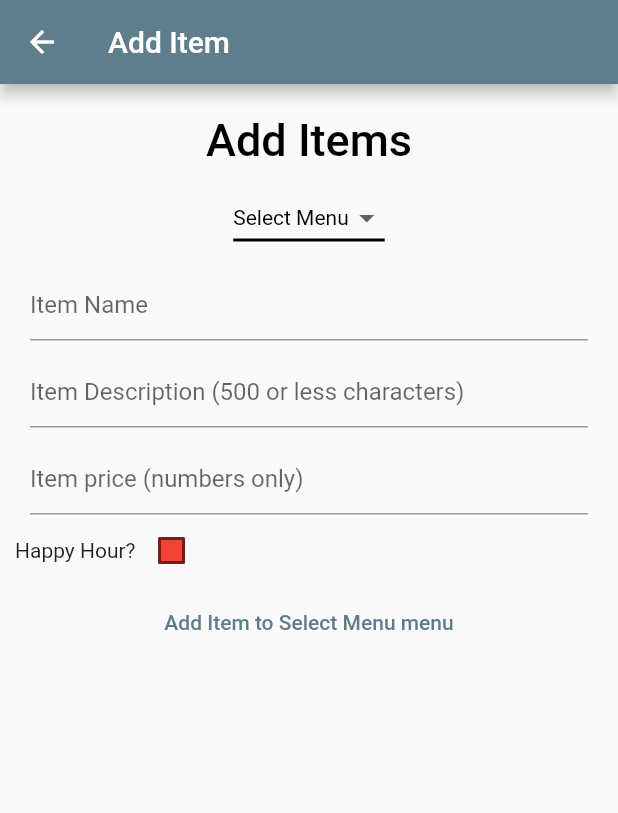
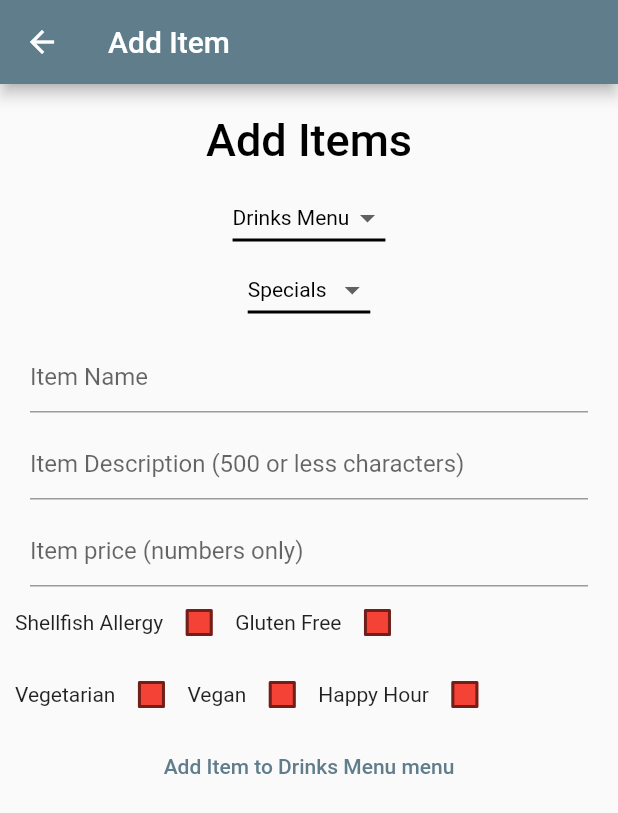
Before and after one commit to Pierre81385/app_playground, a Flutter app: the AddItem screen opened directly, on a phone screen of 412 x 824 dp. Shown: the top 813 px of the screen. Run offline on Flutter 3.47's test engine with Material 2 defaults, Android fonts, the phone set to English and light mode, and no system bars; our stand-ins replace cloud_firestore, firebase_auth, firebase_core; accounts and stored records are empty.

Commit message:
added additional properties to item document

```diff
--- a/lib/menuItems.dart
+++ b/lib/menuItems.dart
@@ -19,8 +19,13 @@ class _AddItem extends State<AddItem> {
   final _focusDescription = FocusNode();
   final _focusPrice = FocusNode();
 
-  String dropdownValue = "Select Menu";
+  String dropdownValue = 'Drinks Menu';
+  String submenuValue = 'Specials';
   bool isChecked = false;
+  bool shellChecked = false;
+  bool vegChecked = false;
+  bool veganChecked = false;
+  bool glutenChecked = false;
 
   @override
   Widget build(BuildContext context) {
@@ -35,6 +40,11 @@ class _AddItem extends State<AddItem> {
             'description': _descriptionController.text, // Item Description
             'price': _priceController.text, // Item Price
             'menu': dropdownValue,
+            'submenu': submenuValue,
+            'glutenFree': glutenChecked,
+            'vegan': veganChecked,
+            'vegetarian': vegChecked,
+            'shellfishAllergy': shellChecked,
             'happyHour': isChecked
           })
           .then((value) => print("Item Added"))
@@ -93,7 +103,7 @@ class _AddItem extends State<AddItem> {
                               dropdownValue = newValue!;
                             });
                           },
-                          items: <String>['Select Menu', 'Drinks', 'Food']
+                          items: <String>['Drinks Menu', 'Food Menu']
                               .map<DropdownMenuItem<String>>((String value) {
                             return DropdownMenuItem<String>(
                               value: value,
@@ -101,6 +111,46 @@ class _AddItem extends State<AddItem> {
                             );
                           }).toList(),
                         ),
+                        DropdownButton<String>(
+                            value: submenuValue,
+                            elevation: 16,
+                            style: const TextStyle(color: Colors.black),
+                            underline: Container(
+                              height: 2,
+                              color: Colors.black,
+                            ),
+                            onChanged: (String? newValue) {
+                              setState(() {
+                                submenuValue = newValue!;
+                              });
+                            },
+                            items: dropdownValue == 'Drinks Menu'
+                                ? <String>[
+                                    'Specials',
+                                    'Cocktails',
+                                    'Beer',
+                                    'Wine',
+                                    'N/A'
+                                  ].map<DropdownMenuItem<String>>(
+                                    (String value) {
+                                    return DropdownMenuItem<String>(
+                                      value: value,
+                                      child: Text(value),
+                                    );
+                                  }).toList()
+                                : <String>[
+                                    'Specials',
+                                    'Raw Bar Apps',
+                                    'Sushi',
+                                    'Rolls',
+                                    'Cold Plates'
+                                  ].map<DropdownMenuItem<String>>(
+                                    (String value) {
+                                    return DropdownMenuItem<String>(
+                                      value: value,
+                                      child: Text(value),
+                                    );
+                                  }).toList()),
                         Container(
                           padding: const EdgeInsets.fromLTRB(10, 10, 10, 0),
                           child: TextFormField(
@@ -162,7 +212,59 @@ class _AddItem extends State<AddItem> {
                         ),
                         Row(
                           children: [
-                            Text('Happy Hour?'),
+                            Text('Shellfish Allergy'),
+                            Checkbox(
+                              checkColor: Colors.white,
+                              fillColor:
+                                  MaterialStateProperty.resolveWith(getColor),
+                              value: shellChecked,
+                              onChanged: (bool? value) {
+                                setState(() {
+                                  shellChecked = value!;
+                                });
+                              },
+                            ),
+                            Text('Gluten Free'),
+                            Checkbox(
+                              checkColor: Colors.white,
+                              fillColor:
+                                  MaterialStateProperty.resolveWith(getColor),
+                              value: glutenChecked,
+                              onChanged: (bool? value) {
+                                setState(() {
+                                  glutenChecked = value!;
+                                });
+                              },
+                            ),
+                          ],
+                        ),
+                        Row(
+                          children: [
+                            Text('Vegetarian'),
+                            Checkbox(
+                              checkColor: Colors.white,
+                              fillColor:
+                                  MaterialStateProperty.resolveWith(getColor),
+                              value: vegChecked,
+                              onChanged: (bool? value) {
+                                setState(() {
+                                  vegChecked = value!;
+                                });
+                              },
+                            ),
+                            Text('Vegan'),
+                            Checkbox(
+                              checkColor: Colors.white,
+                              fillColor:
+                                  MaterialStateProperty.resolveWith(getColor),
+                              value: veganChecked,
+                              onChanged: (bool? value) {
+                                setState(() {
+                                  veganChecked = value!;
+                                });
+                              },
+                            ),
+                            Text('Happy Hour'),
                             Checkbox(
                               checkColor: Colors.white,
                               fillColor:
```
